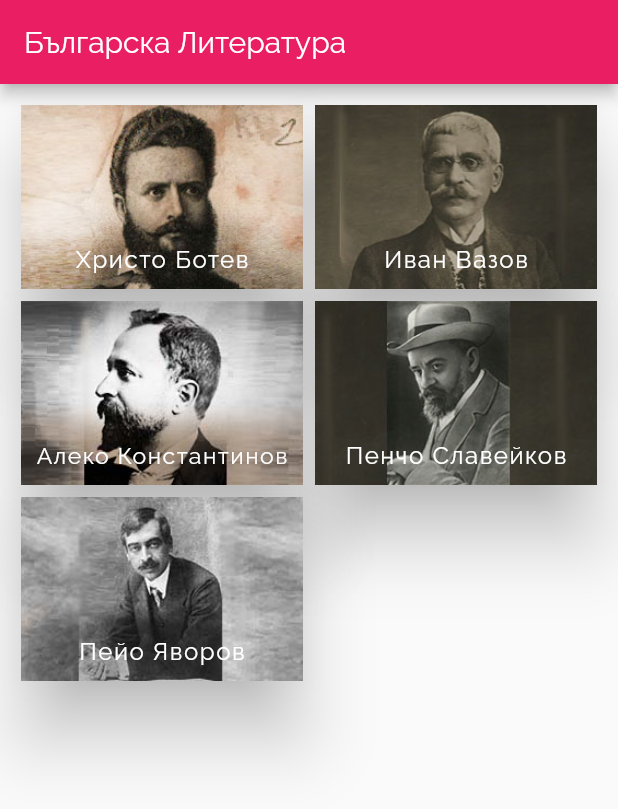
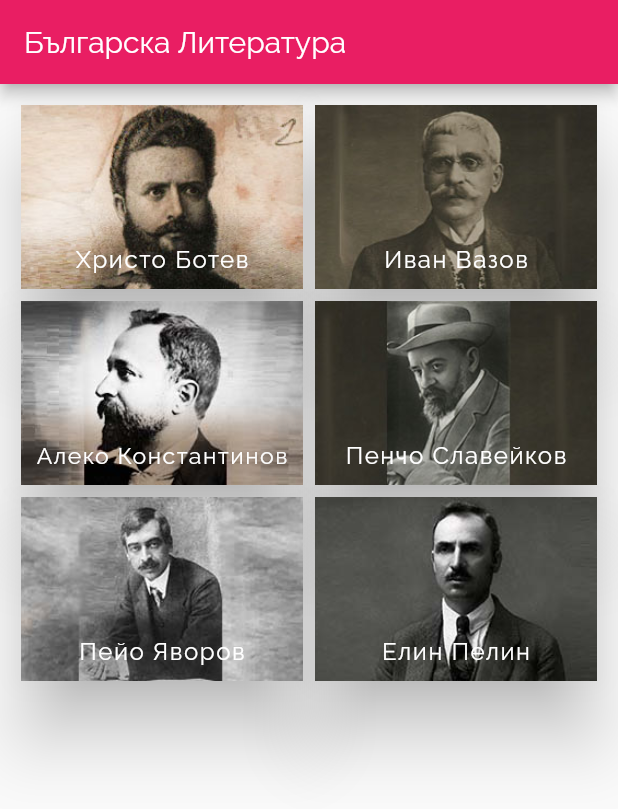
Before and after one commit to insertmike/matura-bel, a Flutter app: the screen it shows after launch, on a phone screen of 412 x 824 dp. Shown: the top 809 px of the screen. Run offline on Flutter 3.47's test engine with Material 2 defaults, Android fonts, the phone set to English and light mode, and no system bars.

Commit message:
Added author - Elin Pelin

```diff
--- /dev/null
+++ b/lib/info_assets/pelin_compositions.dart
@@ -0,0 +1,89 @@
+import '../models/composition.dart';
+
+List<Composition> pelinCompositionsList() {
+  return [
+    Composition(
+        id: 1,
+        name: 'Ветрената мелница',
+        genre: 'разказ',
+        mainSubject:
+            'Спонтанноста и непостоянството като проява на природното у човека, което не бива да бъде потискано',
+        artisticShapes: [
+          'Лазар',
+          'Христина',
+          'Дъбака',
+          'Дядо Коран',
+        ]),
+    Composition(
+        id: 2,
+        name: 'Косачи',
+        genre: 'Разказ',
+        artisticShapes: ['Лазо', 'Благолажа', 'Стамо'],
+        mainSubject: 'Преобразяващия се под въздействие на словото човек'),
+    Composition(
+        id: 3,
+        name: 'Задушница',
+        genre: 'Разказ',
+        mainSubject:
+            'Връзката между личността и колектива в патриархалния свят',
+        artisticShapes: ['Станчо, Стойка']),
+    Composition(
+      id: 4,
+      name: 'Мечтатели',
+      genre: 'Разказ',
+      artisticShapes: [
+        'Чичо Горан',
+        'Рустем',
+        'Скритото черковно имане',
+        'Бялата куковица',
+        'Ахима',
+        'Селският доктор'
+      ],
+      mainSubject: 'Всекидневната реалност и светът на мечтите',
+    ),
+    Composition(
+      id: 5,
+      name: 'На оня свят',
+      genre: 'Разказ',
+      artisticShapes: ['Дядо Матейко', 'Раят'],
+      mainSubject: 'Жизнеутвърждаващата философия на сиромашката душа',
+    ),
+    Composition(
+      id: 6,
+      name: 'Андрешко',
+      genre: 'Разказ',
+      artisticShapes: ['Андрешко', 'Бирникът', 'Съдия-изпълнителят'],
+      mainSubject: 'Невъзможният диалог между държавата и хората',
+    ),
+    Composition(
+        id: 7,
+        name: 'Чорба от греховете на отец Никодим',
+        artisticShapes: ['Отец Никодим', 'Отец Сисой'],
+        genre: 'Разказ',
+        mainSubject: 'Двуединството на греха и светостта в човешката душа'),
+    Composition(
+      id: 8,
+      name: 'Занемелите камбани',
+      genre: 'Разказ',
+      mainSubject:
+          'Противопоставянето между формалния ред и нуждите на страдащия човек',
+      artisticShapes: ['Отец Йоаким', 'Майката на болното дете'],
+    ),
+    Composition(
+        id: 9,
+        name: 'Гераците',
+        genre: 'Повест',
+        mainSubject: '',
+        artisticShapes: [
+          'Йордан Герака',
+          'баба Марта',
+          'Петър',
+          'Павел',
+          'Елка',
+          'Захаринчо',
+          'Божаница',
+          'Петровица',
+          'Маргалака'
+        ]),
+  ];
+}
--- a/lib/main.dart
+++ b/lib/main.dart
@@ -1,6 +1,5 @@
 import 'package:flutter/material.dart';
 import 'package:flutter/rendering.dart';
-import 'package:matura_lit/models/composition.dart';
 import 'package:provider/provider.dart';
 import './providers/authors_provider.dart';
 import './screens/authors_screen.dart';
--- a/lib/providers/authors_provider.dart
+++ b/lib/providers/authors_provider.dart
@@ -4,6 +4,7 @@ import '../info_assets/botev_compositions.dart';
 import '../info_assets/aleko_compositions.dart';
 import '../info_assets/slaveikov_compositions.dart';
 import '../info_assets/qvorov_compositions.dart';
+import '../info_assets/pelin_compositions.dart';
 
 // Change Modifier we don't need it
 class Authors {
@@ -69,7 +70,21 @@ class Authors {
       periods: ['Реализъм', 'Модернизъм'],
       quantifications: ['Поет', 'Мемоарист', 'Драматург', 'Биограф'],
       imageUrl: "assets/images/peio_qvorov.jpg",
-    )
+    ),
+    Author(
+        id: 6,
+        name: 'Елин Пелин',
+        dateOfBirth: DateTime.utc(1877, 6, 8),
+        dateOfDeath: DateTime.utc(1949, 12, 3),
+        town: 'Байлово, Софийско',
+        imageUrl: "assets/images/elin_pelin.jpg",
+        periods: ['Реализъм'],
+        compositions: pelinCompositionsList(),
+        quantifications: [
+          'Майстор на късия разкъз',
+          'Художник на българското село',
+          'Певец на българското село'
+        ]),
   ];
 
   List<Author> get authors {
--- a/pubspec.yaml
+++ b/pubspec.yaml
@@ -48,6 +48,7 @@ flutter:
     - assets/images/aleko_konstantinov.jpg
     - assets/images/pencho_slaveikov.jpg
     - assets/images/peio_qvorov.jpg
+    - assets/images/elin_pelin.jpg
 
   # An image asset can refer to one or more resolution-specific "variants", see
   # https://flutter.dev/assets-and-images/#resolution-aware.
```
Also changed, not shown: assets/images/elin_pelin.jpg (added).
